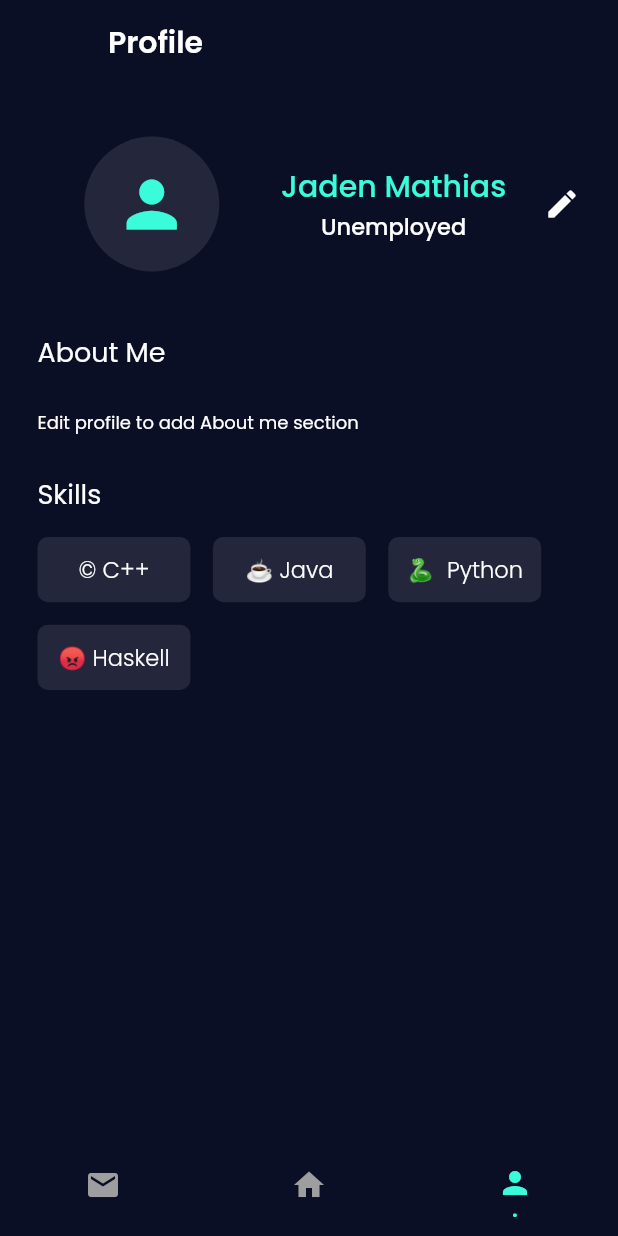
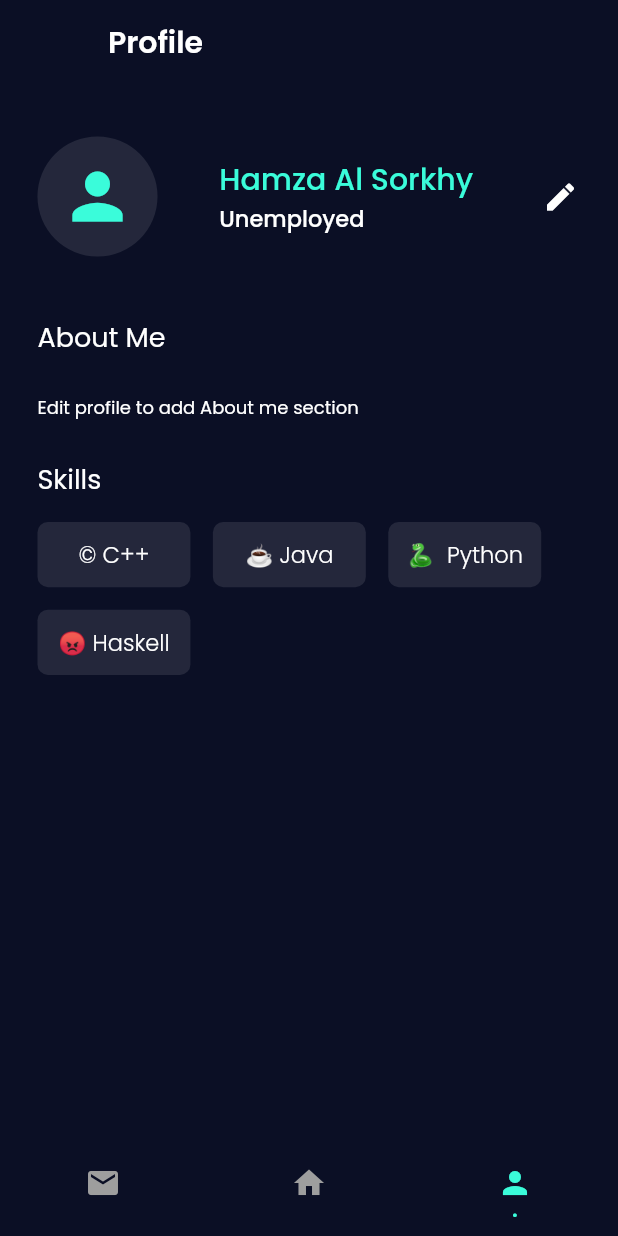
Before and after one commit to hamza-al/findr, a Flutter app: the Nav screen opened directly, item 3 of the bottom bar chosen, on a phone screen of 412 x 824 dp. Run offline on Flutter 3.47's test engine with Material 2 defaults, Android fonts, the phone set to English and light mode, and no system bars; our stand-ins replace firebase_auth, firebase_core, google_fonts; missing offline and left inert: flutter_swipable; accounts and stored records are empty.

```diff
--- a/lib/pages/nav.dart
+++ b/lib/pages/nav.dart
@@ -39,7 +39,6 @@ class _NavState extends State<Nav> {
   final _auth = FirebaseAuth.instance;
   @override
   Widget build(BuildContext context) {
-    print(_auth.currentUser!.email);
     return Scaffold(
       appBar: AppBar(
         leading: Container(),
@@ -57,12 +56,14 @@ class _NavState extends State<Nav> {
         type: BottomNavigationBarType.fixed,
         elevation: 0,
         selectedFontSize: 10,
-        unselectedFontSize: 0,
+        unselectedFontSize: 10,
         selectedItemColor: accentOne,
-        unselectedItemColor: Colors.grey,
+        unselectedItemColor: bg,
         selectedIconTheme: const IconThemeData(color: accentOne),
         unselectedIconTheme: const IconThemeData(color: Colors.grey),
         selectedLabelStyle:
+            GoogleFonts.poppins(fontSize: 10, fontWeight: FontWeight.w900),
+        unselectedLabelStyle:
             GoogleFonts.poppins(fontSize: 10, fontWeight: FontWeight.w900),
         showUnselectedLabels: true,
         showSelectedLabels: true,
--- a/lib/pages/profile.dart
+++ b/lib/pages/profile.dart
@@ -5,6 +5,7 @@ import 'package:findr/styles.dart';
 import 'package:findr/widgets/customButton.dart';
 import 'package:findr/widgets/customButton1.dart';
 import 'package:findr/widgets/profileText.dart';
+import 'package:firebase_auth/firebase_auth.dart';
 import 'package:flutter/material.dart';
 import 'package:google_fonts/google_fonts.dart';
 import 'package:findr/widgets/textbox.dart';
@@ -29,6 +30,7 @@ class ProfilePage extends StatefulWidget {
 class _ProfilePageState extends State<ProfilePage> {
   @override
   Widget build(BuildContext context) {
+    FirebaseAuth _auth = FirebaseAuth.instance;
     return Scaffold(
         resizeToAvoidBottomInset: false,
         backgroundColor: bg,
@@ -41,8 +43,7 @@ class _ProfilePageState extends State<ProfilePage> {
               Container(
                   child: Row(children: [
                 Container(
-                    margin: EdgeInsets.only(
-                        left: MediaQuery.of(context).size.width / 10),
+                    margin: EdgeInsets.only(left: 10),
                     child: CircleAvatar(
                       child: Icon(
                         Icons.person,
@@ -50,15 +51,18 @@ class _ProfilePageState extends State<ProfilePage> {
                         color: accentOne,
                       ),
                       backgroundColor: Colors.white.withOpacity(0.1),
-                      radius: 45,
+                      radius: 40,
                     )),
-                Column(
+                Expanded(
+                  flex: 3,
+                  child: Column(
+                    crossAxisAlignment: CrossAxisAlignment.start,
                     children: [
                       Container(
                         margin: EdgeInsets.only(
                             left: MediaQuery.of(context).size.width / 10),
                         child: Text(
-                        'Jaden Mathias',
+                          'Hamza Al Sorkhy',
                           style: GoogleFonts.poppins(
                               color: accentOne,
                               fontWeight: FontWeight.w500,
@@ -77,6 +81,7 @@ class _ProfilePageState extends State<ProfilePage> {
                         ),
                       )
                     ],
+                  ),
                 ),
                 Expanded(
                     child: GestureDetector(
--- a/pubspec.yaml
+++ b/pubspec.yaml
@@ -39,6 +39,7 @@ dependencies:
   firebase_auth: ^3.3.5
   cloud_firestore: ^3.1.6
   splashscreen: ^1.3.5
+  shared_preferences: ^2.0.12
 
 dev_dependencies:
   flutter_test:
```
Also changed, not shown: lib/main.dart (+6 -2 lines), lib/pages/selectJob.dart (+4 -7 lines), pubspec.lock, 1 other file. Lines whose indentation alone changed are shown as unchanged.
